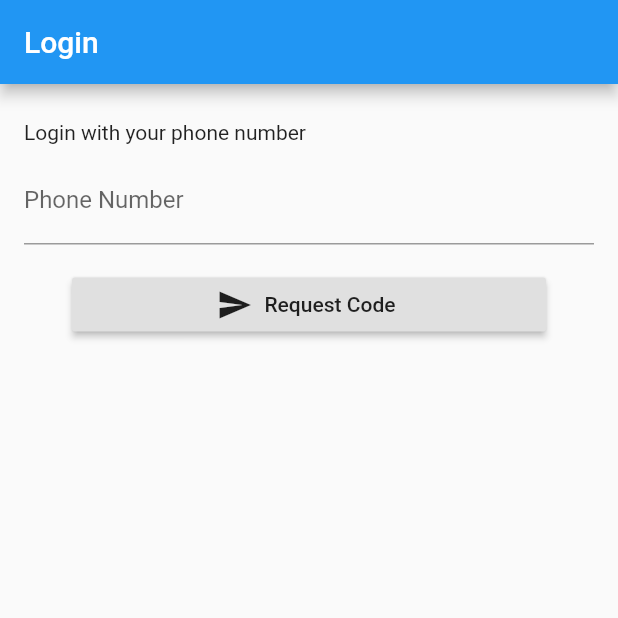
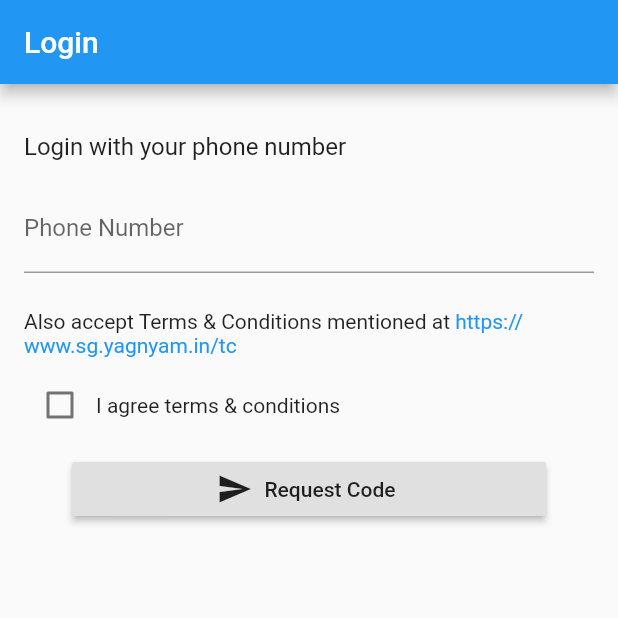
Before and after one commit to yagnyam-in/sms-gateway, a Flutter app: the screen it shows after launch, on a phone screen of 412 x 824 dp, the top half of it. Run offline on Flutter 3.47's test engine with Material 2 defaults, Android fonts, the phone set to English and light mode, and no system bars; our stand-ins replace cloud_firestore, firebase_auth, firebase_messaging, flutter_slidable, permission_handler, shared_preferences; accounts and stored records are empty; generated files the repository leaves out were written again.

Commit message:
better login

```diff
--- a/lib/db/app_repo.dart
+++ b/lib/db/app_repo.dart
@@ -78,7 +78,7 @@ class AppRepo with FirestoreUtils, GenericHelper {
     print("Removing /apps/$appId");
     await ignoreErrors(
         () => Firestore.instance.collection('apps').document(appId).delete());
-    print("Removing /${ref(appId).path}");
+    print("Removing ${ref(appId).path}");
     await ignoreErrors(() => ref(appId).delete());
   }
 }
--- a/lib/login_page.dart
+++ b/lib/login_page.dart
@@ -2,6 +2,7 @@ import 'package:firebase_auth/firebase_auth.dart';
 import 'package:flutter/material.dart';
 import 'package:sms_gateway/generic_helper.dart';
 import 'package:sms_gateway/model/app_state.dart';
+import 'package:sms_gateway/widgets/link_text_span.dart';
 
 typedef AuthChangeCallback = void Function(FirebaseUser firebaseUser);
 
@@ -38,6 +39,7 @@ class _LoginPageState extends State<LoginPage> with GenericHelper {
   AuthCredential _authCredential;
   String _verificationId;
   bool _verificationCodeRequested = false;
+  bool _agreedToTOS = false;
 
   _LoginPageState(
     this.appState,
@@ -46,8 +48,38 @@ class _LoginPageState extends State<LoginPage> with GenericHelper {
           text: appState.sharedPreferences.getString("phone") ?? "",
         );
 
+  Widget termsAndConditions(BuildContext context) {
+    final ThemeData themeData = Theme.of(context);
+    final TextStyle aboutTextStyle = themeData.textTheme.body1;
+    final TextStyle linkStyle =
+        themeData.textTheme.body1.copyWith(color: themeData.accentColor);
+
+    return RichText(
+      text: TextSpan(
+        children: <TextSpan>[
+          TextSpan(
+            style: aboutTextStyle,
+            text: "Also accept Terms & Conditions mentioned at ",
+          ),
+          LinkTextSpan(
+            style: linkStyle,
+            url: "https://www.sg.yagnyam.in/tc",
+            forceWebView: false,
+          ),
+        ],
+      ),
+    );
+  }
+
+  void _setAgreedToTOS(bool newValue) {
+    setState(() {
+      _agreedToTOS = newValue;
+    });
+  }
+
   @override
   Widget build(BuildContext context) {
+    ThemeData themeData = Theme.of(context);
     return Scaffold(
       key: _scaffoldKey,
       appBar: AppBar(
@@ -59,11 +91,12 @@ class _LoginPageState extends State<LoginPage> with GenericHelper {
           key: _formKey,
           child: ListView(
             children: <Widget>[
-              const SizedBox(height: 8.0),
+              const SizedBox(height: 16.0),
               Text(
                 "Login with your phone number",
+                style: themeData.textTheme.subhead,
               ),
-              const SizedBox(height: 8.0),
+              const SizedBox(height: 16.0),
               TextFormField(
                 keyboardType: TextInputType.phone,
                 controller: phoneController,
@@ -71,9 +104,9 @@ class _LoginPageState extends State<LoginPage> with GenericHelper {
                   labelText: "Phone Number",
                 ),
                 onEditingComplete: () => {},
-                validator: (value) => _mandatoryFieldValidator(value),
+                validator: (value) => _phoneNumberValidator(value),
               ),
-              if (_verificationCodeRequested) const SizedBox(height: 8.0),
+              const SizedBox(height: 8.0),
               if (_verificationCodeRequested)
                 new TextFormField(
                   focusNode: verificationCodeControllerFocusNode,
@@ -82,9 +115,27 @@ class _LoginPageState extends State<LoginPage> with GenericHelper {
                   decoration: InputDecoration(
                     labelText: "Verification Code",
                   ),
-                  validator: (value) => _mandatoryFieldValidator(value),
+                  enabled: _verificationCodeRequested,
+                  validator: (value) => _verificationCodeValidator(value),
                 ),
               const SizedBox(height: 16.0),
+              termsAndConditions(context),
+              const SizedBox(height: 8.0),
+              Row(
+                children: <Widget>[
+                  Checkbox(
+                    value: _agreedToTOS,
+                    onChanged: _setAgreedToTOS,
+                  ),
+                  GestureDetector(
+                    onTap: () => _setAgreedToTOS(!_agreedToTOS),
+                    child: Text(
+                      "I agree terms & conditions",
+                    ),
+                  ),
+                ],
+              ),
+              const SizedBox(height: 8.0),
               Padding(
                 padding: const EdgeInsets.symmetric(horizontal: 32),
                 child: RaisedButton.icon(
@@ -101,9 +152,16 @@ class _LoginPageState extends State<LoginPage> with GenericHelper {
     );
   }
 
-  String _mandatoryFieldValidator(String value) {
+  String _verificationCodeValidator(String value) {
+    if (_verificationCodeRequested && (value == null || value.isEmpty)) {
+      return "Verification code is mandatory";
+    }
+    return null;
+  }
+
+  String _phoneNumberValidator(String value) {
     if (value == null || value.isEmpty) {
-      return "This field is mandatory";
+      return "Phone number is mandatory";
     }
     return null;
   }
@@ -116,6 +174,10 @@ class _LoginPageState extends State<LoginPage> with GenericHelper {
   }
 
   Future<void> _submit() async {
+    if (!_agreedToTOS) {
+      showToast("Please Accept Terms & Conditions");
+      return;
+    }
     if (_verificationCodeRequested) {
       _login();
     } else {
@@ -142,6 +204,9 @@ class _LoginPageState extends State<LoginPage> with GenericHelper {
   }
 
   void _requestVerification() {
+    if (!_formKey.currentState.validate()) {
+      return null;
+    }
     String phone = phoneController.text;
     appState.sharedPreferences.setString("phone", phone);
     Future.delayed(const Duration(seconds: 30), () {
--- /dev/null
+++ b/lib/widgets/link_text_span.dart
@@ -0,0 +1,34 @@
+import 'package:flutter/gestures.dart';
+import 'package:flutter/material.dart';
+import 'package:url_launcher/url_launcher.dart';
+
+class LinkTextSpan extends TextSpan {
+  // Beware!
+  //
+  // This class is only safe because the TapGestureRecognizer is not
+  // given a deadline and therefore never allocates any resources.
+  //
+  // In any other situation -- setting a deadline, using any of the less trivial
+  // recognizers, etc -- you would have to manage the gesture recognizer's
+  // lifetime and call dispose() when the TextSpan was no longer being rendered.
+  //
+  // Since TextSpan itself is @immutable, this means that you would have to
+  // manage the recognizer from outside the TextSpan, e.g. in the State of a
+  // stateful widget that then hands the recognizer to the TextSpan.
+
+  LinkTextSpan({
+    TextStyle style,
+    String url,
+    String text,
+    forceSafariVC = false,
+    forceWebView = false,
+  }) : super(
+          style: style,
+          text: text ?? url,
+          recognizer: TapGestureRecognizer()
+            ..onTap = () {
+              launch(url,
+                  forceSafariVC: forceSafariVC, forceWebView: forceWebView);
+            },
+        );
+}
--- a/pubspec.yaml
+++ b/pubspec.yaml
@@ -1,7 +1,7 @@
 name: sms_gateway
 description: SMS gateway using personal Mobile
 
-version: 1.0.3+4
+version: 1.0.4+5
 
 environment:
   sdk: ">=2.2.2 <3.0.0"
@@ -19,6 +19,7 @@ dependencies:
   permission_handler: ^3.1.0
   uuid: ^2.0.1
   flutter_slidable: ^0.5.3
+  url_launcher: ^5.0.2
 
   cupertino_icons: ^0.1.2
 
```
Also changed, not shown: lib/home_page.dart (+16 -2 lines), pubspec.lock.
